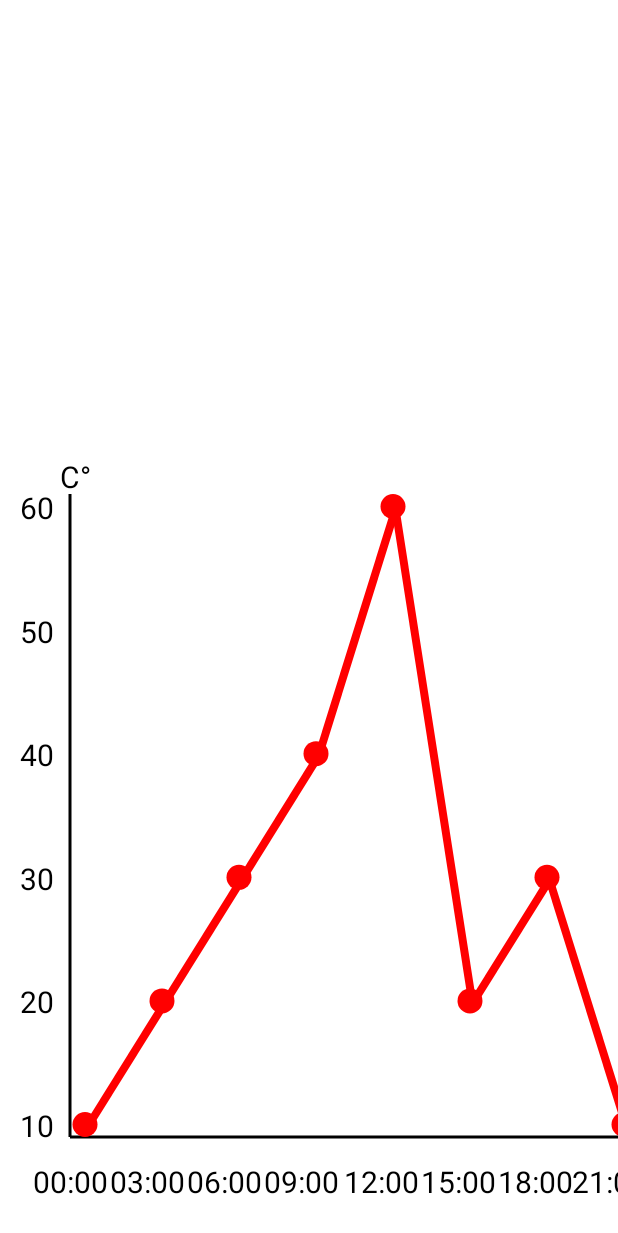
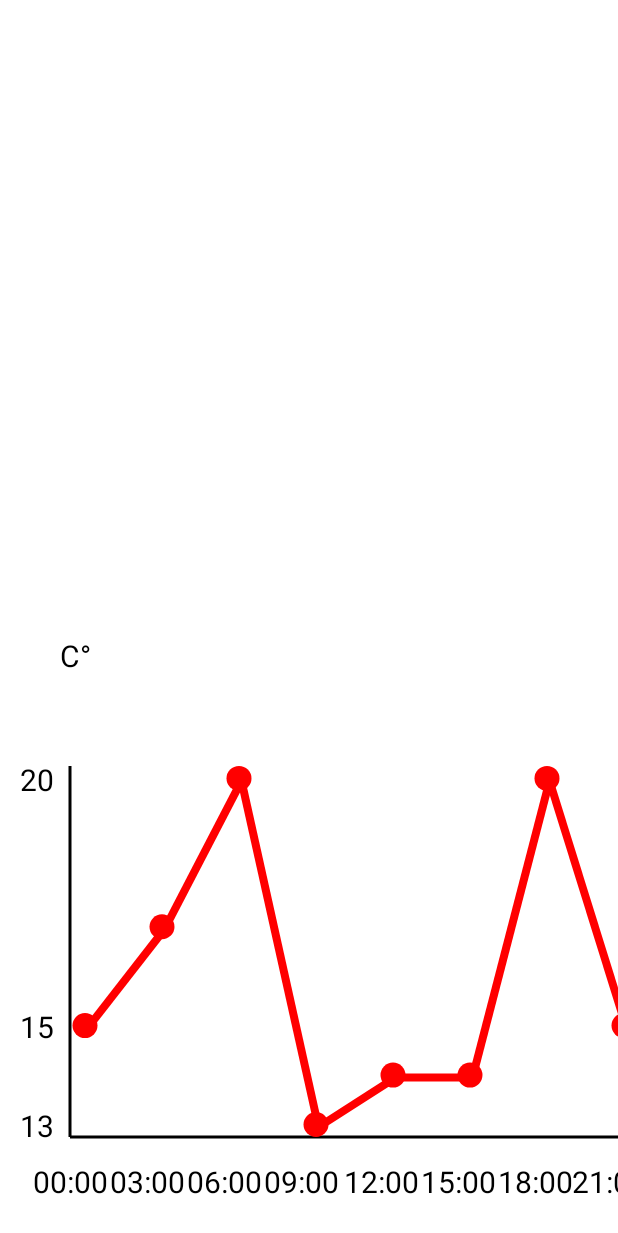
Before and after one commit to FellnerThomas/WeatherApp, an Android app: the ChartActivity screen opened directly, with no data from a screen before it, on a phone screen of 412 x 824 dp. Shown: the top 1233 px of the screen. Run offline under Robolectric (Android 15) with nearby library versions, the light colour scheme and no system bars.

Commit message:
Updated ChartActivity

```diff
--- a/app/src/main/java/fellner/example/fellner/weatherapp/ChartActivity.java
+++ b/app/src/main/java/fellner/example/fellner/weatherapp/ChartActivity.java
@@ -2,13 +2,13 @@ package fellner.example.fellner.weatherapp;
 
 import android.app.Activity;
 import android.content.Context;
-import android.content.res.Configuration;
 import android.graphics.Canvas;
 import android.graphics.Color;
 import android.graphics.Paint;
 import android.graphics.Point;
 import android.graphics.Rect;
 import android.graphics.RectF;
+import android.graphics.Typeface;
 import android.os.Bundle;
 import android.view.Display;
 import android.view.View;
@@ -19,7 +19,7 @@ import android.widget.RelativeLayout;
  */
 public class ChartActivity extends Activity{
     public String[] uhrzeit = {"00:00","03:00","06:00","09:00","12:00","15:00","18:00","21:00"};
-    public float[] temperaturen = {10,20,30,40,60,20,30,10};
+    public float[] temperaturen = {15,17,20,13,14,14,20,15};
 
     @Override
     protected void onCreate(Bundle savedInstanceState) {
@@ -61,7 +61,10 @@ public class ChartActivity extends Activity{
             paintOval.setAntiAlias(true);
             paintOval.setColor(Color.RED);
 
+
+            Typeface tf = Typeface.create("Calibri",Typeface.NORMAL);
             Paint text = new Paint();
+            text.setTypeface(tf);
             text.setStyle(Paint.Style.STROKE);
             text.setAntiAlias(true);
             text.setColor(Color.BLACK);
@@ -72,20 +75,24 @@ public class ChartActivity extends Activity{
             achsen.setColor(Color.BLACK);
             achsen.setStrokeWidth(3);
 
-            float minHeight = this.getMin()*height/100;
+            float minHeight = this.getMin()*height/25;
 
             canvas.drawLine(70, 9*height/10+25, width*7/8 + 85 , 9*height/10+25,achsen); //x Achse
-            canvas.drawLine(70, 9*height/10+25, 70, 9*height/10 - this.getMax()*height/100 + minHeight,achsen); //y Achse
+            canvas.drawLine(70, 9*height/10+25, 70, 9*height/10 - this.getMax()*height/25 + minHeight,achsen); //y Achse
 
-            for(float i = this.getMin(); i <= this.getMax(); i+=10){
-                canvas.drawText((int)i+"", 20, 9*height/10 - i * height/100 + 25 + minHeight, text);
+            if(this.getMin()%5!=0){
+                canvas.drawText((int)this.getMin()+"", 20, 9*height/10 - this.getMin() * height/25 + 25 + minHeight, text);
             }
-            canvas.drawText("C°", 60, 9*height/10 - (this.getMax()+2.5f) * height/100 + 25 + minHeight, text);
+
+            for(float i = Math.round(this.getMin()/5)*5; i <= this.getMax(); i+=5){
+                canvas.drawText((int)i+"", 20, 9*height/10 - i * height/25 + 25 + minHeight, text);
+            }
+            canvas.drawText("C°", 60, 9*height/10 - (this.getMax()+2.5f) * height/25 + 25 + minHeight, text);
             float lastX = 0;
             float lastY = 0;
             for (int i = 0; i < temperaturen.length; i++){
                 float left = (width/8)*i+72.5f;
-                float top = 9*height/10 - temperaturen[i] * height/100 + minHeight;
+                float top = 9*height/10 - temperaturen[i] * height/25 + minHeight;
                 float right = left+25;
                 float bottom = top+25;
                 canvas.drawOval(new RectF(left,top,right,bottom),paintOval);
```
